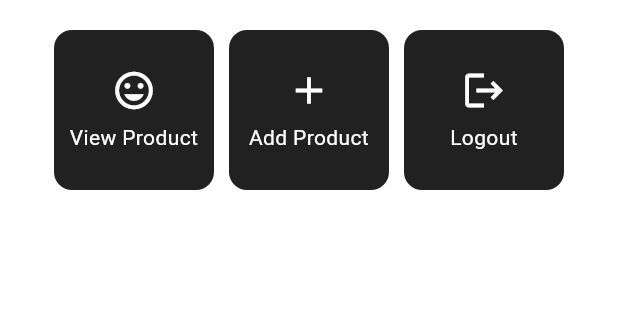
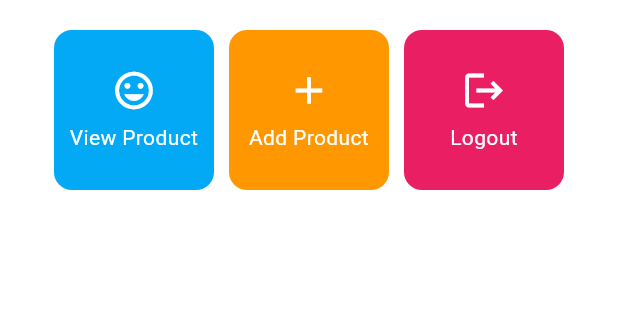
Before and after one commit to Mcflurrins/cosmique, a Flutter app: the screen it shows after launch, on a phone screen of 412 x 824 dp, the part 357-677 px from its top. Run offline on Flutter 3.47's test engine with Material 3 defaults, Android fonts, the phone set to English and light mode, and no system bars.

Commit message:
Assignment 7 push

```diff
--- a/cosmique/lib/menu.dart
+++ b/cosmique/lib/menu.dart
@@ -4,9 +4,9 @@ class MyHomePage extends StatelessWidget {
   final String name = 'Flori Andrea Ng'; // Name
   final String className = 'KKI'; // Class
   final List<ItemHomepage> items = [
-         ItemHomepage("View Product", Icons.mood),
-         ItemHomepage("Add Product", Icons.add),
-         ItemHomepage("Logout", Icons.logout),
+         ItemHomepage("View Product", Icons.mood, Colors.lightBlue),
+         ItemHomepage("Add Product", Icons.add, Colors.orange),
+         ItemHomepage("Logout", Icons.logout, Colors.pink),
      ];
   MyHomePage({super.key});
 
@@ -104,7 +104,7 @@ class ItemCard extends StatelessWidget {
   Widget build(BuildContext context) {
     return Material(
       // Specify the background color of the application theme.
-      color: Theme.of(context).colorScheme.secondary,
+      color: item.iconColor,
       // Round the card border.
       borderRadius: BorderRadius.circular(12),
 
@@ -149,8 +149,9 @@ class ItemCard extends StatelessWidget {
 class ItemHomepage {
      final String name;
      final IconData icon;
+     final Color iconColor;
 
-     ItemHomepage(this.name, this.icon);
+     ItemHomepage(this.name, this.icon, this.iconColor);
  }
 
 class InfoCard extends StatelessWidget {
--- a/cosmique/pubspec.yaml
+++ b/cosmique/pubspec.yaml
@@ -52,13 +52,8 @@ dev_dependencies:
 
 # The following section is specific to Flutter packages.
 flutter:
-
-  # The following line ensures that the Material Icons font is
-  # included with your application, so that you can use the icons in
-  # the material Icons class.
   uses-material-design: true
 
-  # To add assets to your application, add an assets section, like this:
   assets:
     - assets/images/
 
```
